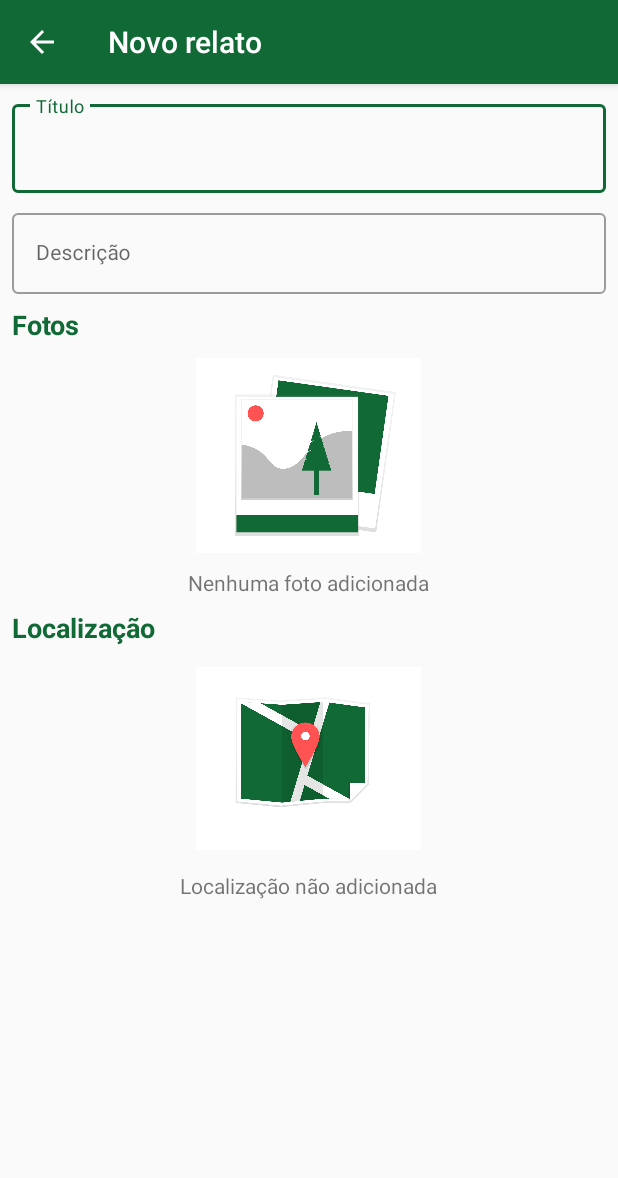
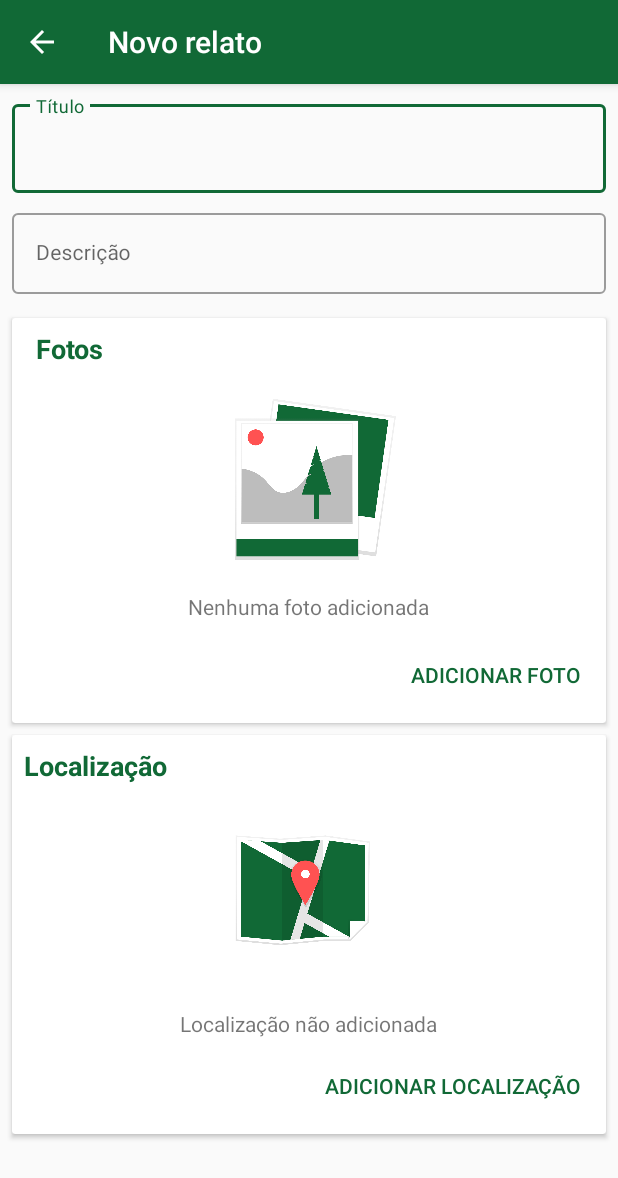
Before and after one commit to rodrigo98rm/prorepufabc, an Android app: the NewReportActivity screen opened directly, with no data from a screen before it, on a phone screen of 412 x 824 dp. Shown: the top 1178 px of the screen. Run offline under Robolectric (Android 15) with nearby library versions, the light colour scheme and no system bars.

Commit message:
NewReport Activity layout in progress

```diff
--- a/app/src/main/res/layout/activity_new_report.xml
+++ b/app/src/main/res/layout/activity_new_report.xml
@@ -50,19 +50,51 @@
 
     </com.google.android.material.textfield.TextInputLayout>
 
+    <androidx.cardview.widget.CardView
+        android:id="@+id/cardView"
+        android:layout_width="match_parent"
+        android:layout_height="wrap_content"
+        android:layout_marginStart="8dp"
+        android:layout_marginLeft="8dp"
+        android:layout_marginTop="16dp"
+        android:layout_marginEnd="8dp"
+        android:layout_marginRight="8dp"
+        app:layout_constraintEnd_toEndOf="parent"
+        app:layout_constraintStart_toStartOf="parent"
+        app:layout_constraintTop_toBottomOf="@+id/textInputLayout">
+
+        <androidx.constraintlayout.widget.ConstraintLayout
+            android:layout_width="match_parent"
+            android:layout_height="wrap_content">
+
             <TextView
                 android:id="@+id/textView_photosLabel_NewReport"
                 android:layout_width="wrap_content"
                 android:layout_height="wrap_content"
-        android:layout_marginStart="8dp"
-        android:layout_marginLeft="8dp"
+                android:layout_marginStart="16dp"
+                android:layout_marginLeft="16dp"
                 android:layout_marginTop="8dp"
+                android:text="Fotos"
+                android:textColor="@color/colorPrimary"
                 android:textSize="18sp"
                 android:textStyle="bold"
+                app:layout_constraintStart_toStartOf="parent"
+                app:layout_constraintTop_toTopOf="parent" />
+
+            <Button
+                android:id="@+id/button"
+                android:layout_width="wrap_content"
+                android:layout_height="wrap_content"
+                android:layout_marginTop="12dp"
+                android:layout_marginEnd="16dp"
+                android:layout_marginRight="16dp"
+                android:layout_marginBottom="8dp"
+                android:background="@android:color/transparent"
+                android:text="Adicionar foto"
                 android:textColor="@color/colorPrimary"
-        android:text="Fotos"
-        app:layout_constraintStart_toStartOf="parent"
-        app:layout_constraintTop_toBottomOf="@+id/textInputLayout" />
+                app:layout_constraintBottom_toBottomOf="parent"
+                app:layout_constraintEnd_toEndOf="parent"
+                app:layout_constraintTop_toBottomOf="@+id/photosEmptyView_NewReport" />
 
             <LinearLayout
                 android:id="@+id/photosEmptyView_NewReport"
@@ -90,6 +122,42 @@
 
             </LinearLayout>
 
+
+        </androidx.constraintlayout.widget.ConstraintLayout>
+
+    </androidx.cardview.widget.CardView>
+
+    <androidx.cardview.widget.CardView
+        android:layout_width="match_parent"
+        android:layout_height="wrap_content"
+        android:layout_marginStart="8dp"
+        android:layout_marginLeft="8dp"
+        android:layout_marginTop="8dp"
+        android:layout_marginEnd="8dp"
+        android:layout_marginRight="8dp"
+        app:layout_constraintEnd_toEndOf="parent"
+        app:layout_constraintStart_toStartOf="parent"
+        app:layout_constraintTop_toBottomOf="@+id/cardView">
+
+        <androidx.constraintlayout.widget.ConstraintLayout
+            android:layout_width="match_parent"
+            android:layout_height="wrap_content">
+
+            <Button
+                android:id="@+id/button2"
+                android:layout_width="wrap_content"
+                android:layout_height="wrap_content"
+                android:layout_marginTop="8dp"
+                android:layout_marginEnd="16dp"
+                android:layout_marginRight="16dp"
+                android:layout_marginBottom="8dp"
+                android:background="@android:color/transparent"
+                android:text="Adicionar localização"
+                android:textColor="@color/colorPrimary"
+                app:layout_constraintBottom_toBottomOf="parent"
+                app:layout_constraintEnd_toEndOf="parent"
+                app:layout_constraintTop_toBottomOf="@+id/locationEmptyView_NewReport" />
+
             <TextView
                 android:id="@+id/textView_locationLabel_NewReport"
                 android:layout_width="wrap_content"
@@ -102,7 +170,7 @@
                 android:textSize="18sp"
                 android:textStyle="bold"
                 app:layout_constraintStart_toStartOf="parent"
-        app:layout_constraintTop_toBottomOf="@+id/photosEmptyView_NewReport" />
+                app:layout_constraintTop_toTopOf="parent" />
 
             <LinearLayout
                 android:id="@+id/locationEmptyView_NewReport"
@@ -130,5 +198,9 @@
 
             </LinearLayout>
 
+        </androidx.constraintlayout.widget.ConstraintLayout>
+
+    </androidx.cardview.widget.CardView>
+
 
 </androidx.constraintlayout.widget.ConstraintLayout>
--- a/build.gradle
+++ b/build.gradle
@@ -7,7 +7,7 @@ buildscript {
 
     }
     dependencies {
-        classpath 'com.android.tools.build:gradle:3.3.1'
+        classpath 'com.android.tools.build:gradle:3.3.2'
         classpath 'com.google.gms:google-services:4.2.0'
         // NOTE: Do not place your application dependencies here; they belong
         // in the individual module build.gradle files
```
Lines whose indentation alone changed are shown as unchanged.
